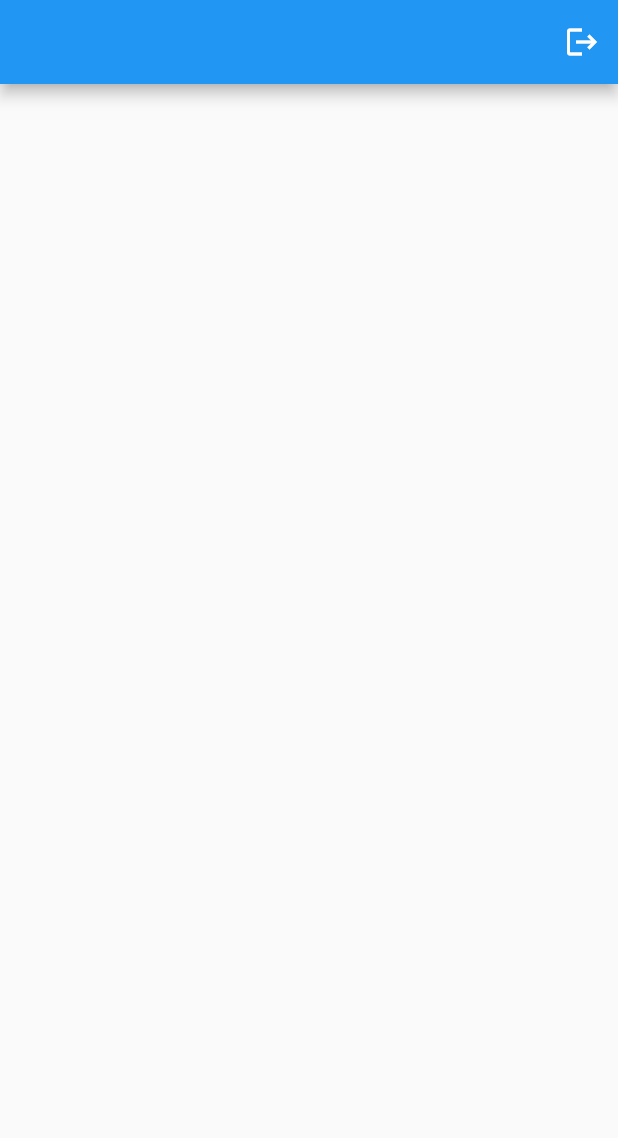
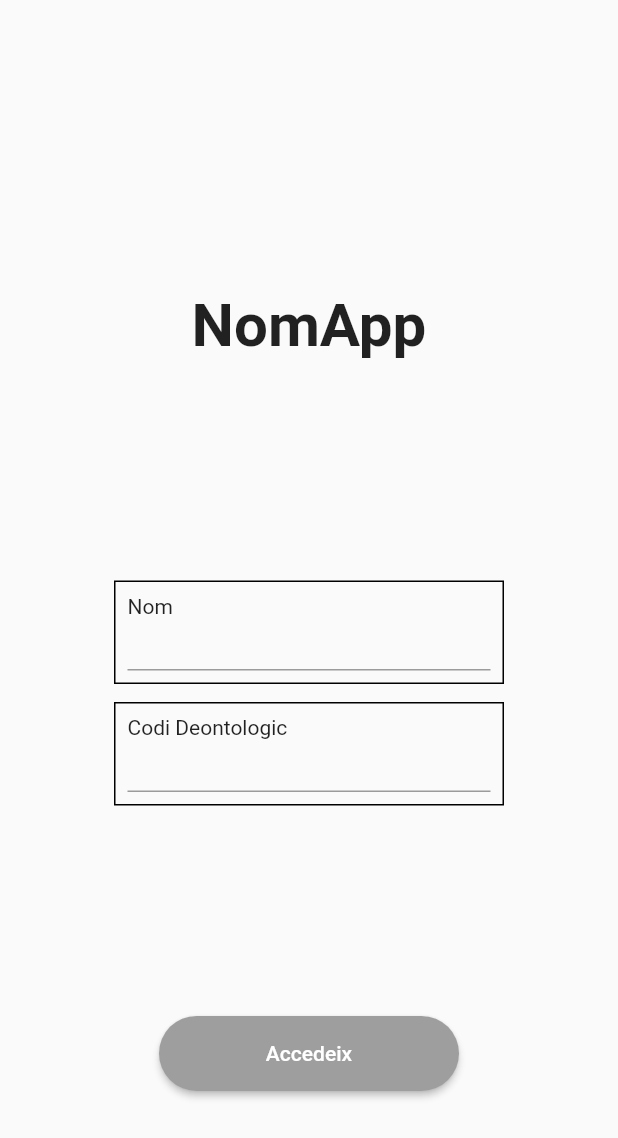
Before and after one commit to BernatCasanas/optica-tfg, a Flutter app: the screen it shows once a user with an empty profile is signed in, on a phone screen of 412 x 824 dp. Shown: the top 1138 px of the screen. Run offline on Flutter 3.47's test engine with Material 2 defaults, Android fonts, the phone set to English and light mode, and no system bars; our stand-ins replace firebase_auth, firebase_core; missing offline and left inert: flutterfire_ui; accounts and stored records are empty; statements that could not run were skipped.

Commit message:
primera pantalla creada d'optometrista

```diff
--- a/optica/lib/app.dart
+++ b/optica/lib/app.dart
@@ -9,20 +9,100 @@ class App extends StatelessWidget {
     final user = FirebaseAuth.instance.currentUser;
     return MaterialApp(
       home: Scaffold(
-        appBar: AppBar(
-          actions: [
-            IconButton(
-              icon: const Icon(Icons.logout),
-              onPressed: () {
-                FirebaseAuth.instance.signOut();
-              },
-            )
-          ],
-        ),
-        body: Center(
-          child: Text(user.email.toString()),
+        body: SafeArea(
+          child: Center(
+            child: Column(
+              children: [
+                Expanded(
+                  flex: 2,
+                  child: Container(),
+                ),
+                Expanded(
+                  flex: 2,
+                  child: Text(
+                    "NomApp",
+                    style: TextStyle(fontSize: 40, fontWeight: FontWeight.bold),
+                  ),
+                ),
+                Expanded(
+                  flex: 2,
+                  child: Column(
+                    children: [
+                      _InputBox(name: "Nom"),
+                      SizedBox(height: 12),
+                      _InputBox(name: "Codi Deontologic"),
+                    ],
+                  ),
+                ),
+                Expanded(
+                  flex: 1,
+                  child: Container(),
+                ),
+                Expanded(
+                  flex: 0,
+                  child: _Button(name: "Accedeix"),
+                ),
+                Expanded(
+                  flex: 1,
+                  child: Container(),
+                ),
+              ],
+            ),
+          ),
         ),
       ),
     );
   }
 }
+
+class _Button extends StatelessWidget {
+  final name;
+  const _Button({
+    Key key,
+    this.name,
+  }) : super(key: key);
+
+  @override
+  Widget build(BuildContext context) {
+    return ElevatedButton(
+      onPressed: () {},
+      child: Text(name),
+      style: ElevatedButton.styleFrom(
+          minimumSize: Size(200, 50),
+          shape: StadiumBorder(),
+          primary: Colors.grey),
+    );
+  }
+}
+
+class _InputBox extends StatelessWidget {
+  final name;
+  const _InputBox({
+    Key key,
+    this.name,
+  }) : super(key: key);
+
+  @override
+  Widget build(BuildContext context) {
+    return Container(
+      width: 260,
+      padding: const EdgeInsets.all(8),
+      decoration: BoxDecoration(border: Border.all(color: Colors.black)),
+      child: Column(
+        crossAxisAlignment: CrossAxisAlignment.start,
+        children: [
+          Text(name),
+          Container(
+            height: 35,
+            child: TextField(
+              style: TextStyle(
+                fontWeight: FontWeight.bold,
+                fontSize: 18,
+              ),
+            ),
+          ),
+        ],
+      ),
+    );
+  }
+}
```
